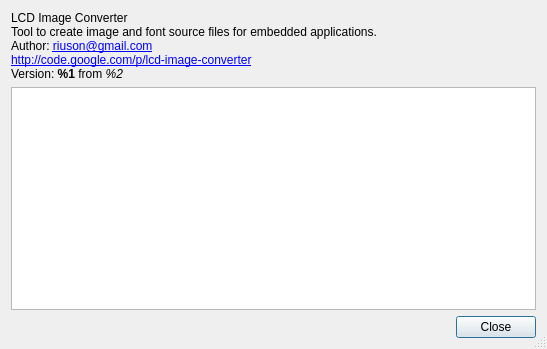
This is controls/dialogabout.ui in riuson/lcd-image-converter as Qt 5 draws it before an edit. The edited form follows.
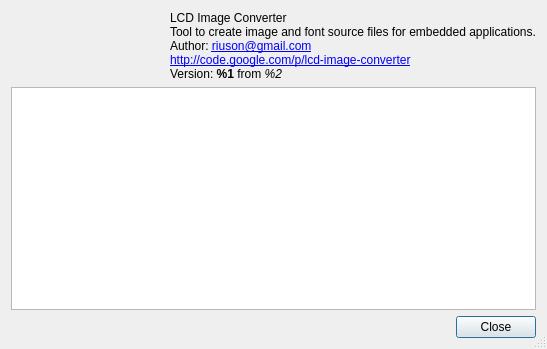
This is the edited form. Icons and pictures are not drawn.

Commit message: Added icon to About dialog

Patch:
```diff
--- a/controls/dialogabout.ui
+++ b/controls/dialogabout.ui
@@ -18,6 +18,18 @@
   </property>
   <layout class="QVBoxLayout" name="verticalLayout">
    <item>
+    <layout class="QHBoxLayout" name="horizontalLayout">
+     <item>
+      <widget class="QLabel" name="label">
+       <property name="text">
+        <string/>
+       </property>
+       <property name="pixmap">
+        <pixmap resource="../resources/resources.qrc">:/images/icon64</pixmap>
+       </property>
+      </widget>
+     </item>
+     <item>
     <widget class="QLabel" name="labelInfo">
      <property name="text">
       <string>LCD Image Converter&lt;br/&gt;
@@ -32,6 +44,8 @@
      </property>
     </widget>
    </item>
+    </layout>
+   </item>
    <item>
     <widget class="QTextEdit" name="textEdit"/>
    </item>
```
Left out of the diff: 4 changed lines with no effect on the pictures. Lines whose indentation alone changed are shown as unchanged.
